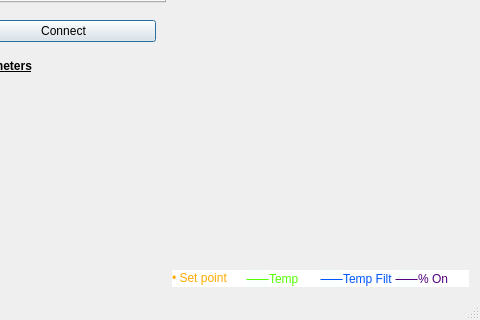
The window that mainwindow.ui (AnthonyA28/Qt-PWCL-main) describes before a commit, drawn with Qt 5; both pictures show x 133 to 613 and y 295 to 615 of the 613 by 615 pixel window.
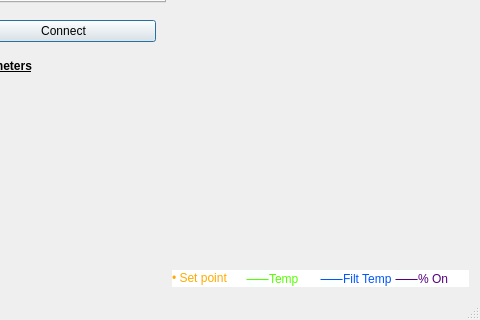
The same window after the commit. Icons and pictures are not drawn. Custom widgets are drawn as their Qt base class.

Commit message: filt temp not temp filt

```diff
--- a/mainwindow.ui
+++ b/mainwindow.ui
@@ -1083,7 +1083,7 @@
              <string notr="true">background-color: rgb(255, 255, 255);</string>
             </property>
             <property name="text">
-             <string>&lt;html&gt;&lt;head/&gt;&lt;body&gt;&lt;p&gt;&lt;span style=&quot; font-family:'Code2000,Arial Unicode MS,Lucida Sans Unicode'; font-size:9pt; color:#0055ff; background-color:#fbfffe;&quot;&gt;⸺&lt;/span&gt;&lt;span style=&quot; font-family:'arial unicode ms,Lucida Sans Unicode,sans-serif'; font-size:9pt; color:#0055ff; background-color:#ffffff;&quot;&gt;Temp Filt &lt;/span&gt;&lt;/p&gt;&lt;/body&gt;&lt;/html&gt;</string>
+             <string>&lt;html&gt;&lt;head/&gt;&lt;body&gt;&lt;p&gt;&lt;span style=&quot; font-family:'Code2000,Arial Unicode MS,Lucida Sans Unicode'; font-size:9pt; color:#0055ff; background-color:#fbfffe;&quot;&gt;⸺&lt;/span&gt;&lt;span style=&quot; font-family:'arial unicode ms,Lucida Sans Unicode,sans-serif'; font-size:9pt; color:#0055ff; background-color:#ffffff;&quot;&gt;Filt Temp &lt;/span&gt;&lt;/p&gt;&lt;/body&gt;&lt;/html&gt;</string>
             </property>
            </widget>
           </item>
```
